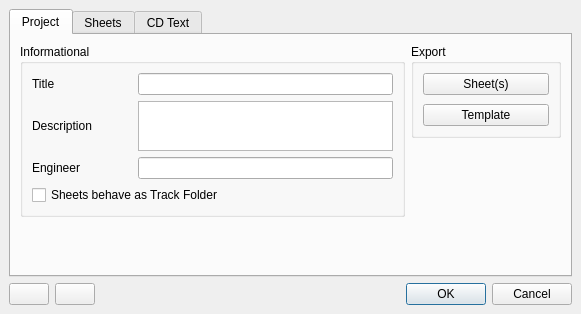
Above: src/traverso/dialogs/project/ProjectManagerDialog.ui from rsijrier/Traverso-DAW before the change. Below: the same form after it.
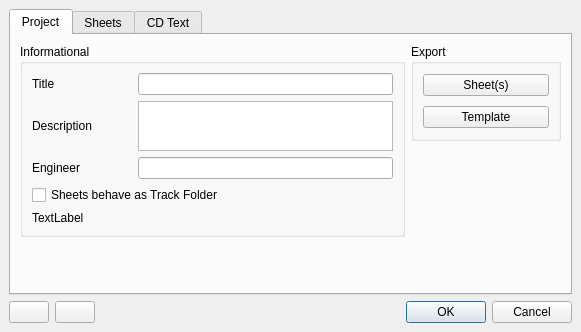
That is the form after the change.

What changed in the file:
```diff
--- a/src/traverso/dialogs/project/ProjectManagerDialog.ui
+++ b/src/traverso/dialogs/project/ProjectManagerDialog.ui
@@ -7,7 +7,7 @@
     <x>0</x>
     <y>0</y>
     <width>581</width>
-    <height>314</height>
+    <height>332</height>
    </rect>
   </property>
   <property name="maximumSize">
@@ -147,6 +147,13 @@
             </property>
            </widget>
           </item>
+          <item>
+           <widget class="QLabel" name="createdDateLabel">
+            <property name="text">
+             <string>TextLabel</string>
+            </property>
+           </widget>
+          </item>
          </layout>
         </widget>
        </item>
```
Left out of the diff: 24 changed lines with no effect on the pictures.
